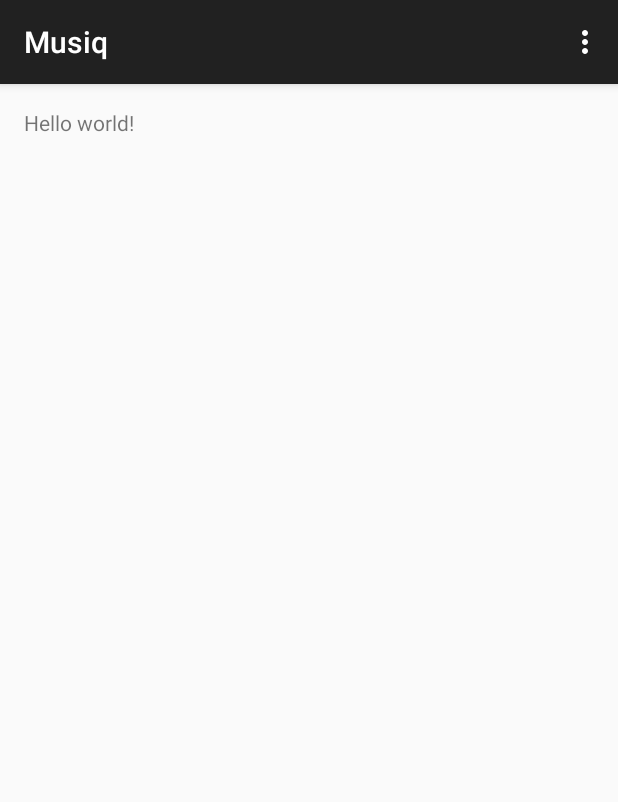
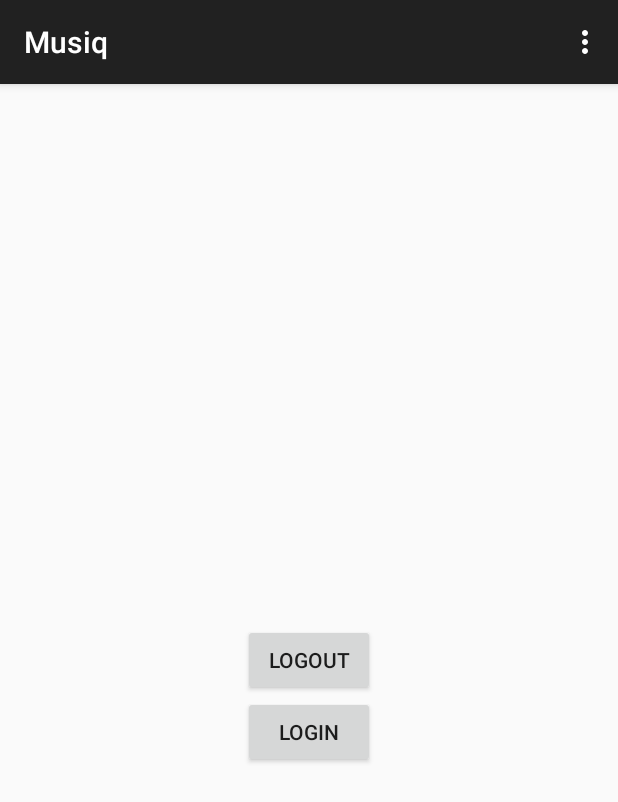
Before and after one commit to sammoh94/Add-that-Song, an Android app: the screen it shows after launch (MainActivity), on a phone screen of 412 x 824 dp. Shown: the top 802 px of the screen. Run offline under Robolectric (Android 15) with nearby library versions, the phone set to English and light mode, and no system bars; libraries missing offline, so code that uses them is left out: com.spotify.sdk, kaaes.spotify.webapi, retrofit.client; 3 statements that could not run were skipped.

Commit message:
Added a simple login and logout page. Need to finish creating a new playlist

```diff
--- a/app/src/main/java/android/fun/musiq/MainActivity.java
+++ b/app/src/main/java/android/fun/musiq/MainActivity.java
@@ -6,14 +6,21 @@ import android.os.Bundle;
 import android.util.Log;
 import android.view.Menu;
 import android.view.MenuItem;
+import android.view.View;
+import android.widget.Button;
 import android.widget.Toast;
 
 import com.spotify.sdk.android.authentication.AuthenticationClient;
 import com.spotify.sdk.android.authentication.AuthenticationRequest;
 import com.spotify.sdk.android.authentication.AuthenticationResponse;
 
+import java.util.List;
+import java.util.concurrent.atomic.AtomicBoolean;
+
 import kaaes.spotify.webapi.android.SpotifyApi;
 import kaaes.spotify.webapi.android.SpotifyService;
+import kaaes.spotify.webapi.android.models.Pager;
+import kaaes.spotify.webapi.android.models.PlaylistSimple;
 import kaaes.spotify.webapi.android.models.UserPrivate;
 import retrofit.Callback;
 import retrofit.RetrofitError;
@@ -21,10 +28,15 @@ import retrofit.client.Response;
 
 
 public class MainActivity extends ActionBarActivity {
+    Button logoutBtn;
+    Button loginBtn;
     private static final String CLIENT_ID = "55b994fa86d84e5d8847d58f1b3b1707";
     private static final int REQUEST_CODE = 1337;
     private static final String REDIRECT_URI = "add-that-song://callback";
     private final SpotifyApi spotifyApi = new SpotifyApi();
+    private final SpotifyService service = spotifyApi.getService();
+    private AtomicBoolean hasDoresoPlaylist = new AtomicBoolean(false);
+    private String userId = "";
 
     @Override
     protected void onCreate(Bundle savedInstanceState) {
@@ -34,9 +46,24 @@ public class MainActivity extends ActionBarActivity {
                 new AuthenticationRequest.Builder(CLIENT_ID, AuthenticationResponse.Type.TOKEN, REDIRECT_URI);
 
         builder.setScopes(new String[]{"user-read-private"});
-        AuthenticationRequest request = builder.build();
+        final AuthenticationRequest request = builder.build();
 
-        AuthenticationClient.openLoginActivity(this, REQUEST_CODE, request);
+        loginBtn = (Button) findViewById(R.id.loginBtn);
+        loginBtn.setOnClickListener(new View.OnClickListener() {
+            @Override
+            public void onClick(View v) {
+                AuthenticationClient.openLoginActivity(MainActivity.this, REQUEST_CODE, request);
+            }
+        });
+
+        logoutBtn = (Button) findViewById(R.id.logoutBtn);
+        logoutBtn.setOnClickListener(new View.OnClickListener() {
+            @Override
+            public void onClick(View v) {
+                AuthenticationClient.logout(getApplicationContext());
+            }
+        });
+
     }
 
     @Override
@@ -88,11 +115,11 @@ public class MainActivity extends ActionBarActivity {
 
     private void getCurrentUserId(String token) {
         spotifyApi.setAccessToken(token);
-        SpotifyService service = spotifyApi.getService();
         service.getMe(new Callback<UserPrivate>() {
             @Override
             public void success(UserPrivate user, Response response) {
-                Log.d("Album success", user.id);
+                userId = user.id;
+                Log.d("User id is: ", userId);
             }
 
             @Override
@@ -101,4 +128,30 @@ public class MainActivity extends ActionBarActivity {
             }
         });
     }
+
+    private void createPlaylist(String userId, String token) {
+
+    }
+
+    private void checkForPlaylist(String userId, String token) {
+        spotifyApi.setAccessToken(token);
+        service.getPlaylists(userId, new Callback<Pager<PlaylistSimple>>() {
+            @Override
+            public void success(Pager<PlaylistSimple> playlistSimplePager, Response response) {
+                List<PlaylistSimple> playlists = playlistSimplePager.items;
+                for (PlaylistSimple playlist: playlists) {
+                    if (playlist.name == "Doreso songs") {
+                        hasDoresoPlaylist.set(true);
+                    }
+                }
+            }
+
+            @Override
+            public void failure(RetrofitError error) {
+                Log.d("Couldn't get playlists", error.toString());
+            }
+        });
+    }
+
+
 }
--- a/app/src/main/res/layout/activity_main.xml
+++ b/app/src/main/res/layout/activity_main.xml
@@ -5,7 +5,19 @@
     android:paddingTop="@dimen/activity_vertical_margin"
     android:paddingBottom="@dimen/activity_vertical_margin" tools:context=".MainActivity">
 
-    <TextView android:text="@string/hello_world" android:layout_width="wrap_content"
-        android:layout_height="wrap_content" />
+    <Button
+        android:layout_width="wrap_content"
+        android:layout_height="wrap_content"
+        android:text="@string/logout"
+        android:id="@+id/logoutBtn"
+        android:layout_centerVertical="true"
+        android:layout_centerHorizontal="true" />
 
+    <Button
+        android:layout_width="wrap_content"
+        android:layout_height="wrap_content"
+        android:text="@string/login"
+        android:id="@+id/loginBtn"
+        android:layout_below="@+id/logoutBtn"
+        android:layout_centerHorizontal="true" />
 </RelativeLayout>
--- a/app/src/main/res/values/strings.xml
+++ b/app/src/main/res/values/strings.xml
@@ -3,4 +3,6 @@
 
     <string name="hello_world">Hello world!</string>
     <string name="action_settings">Settings</string>
+    <string name="logout">Logout</string>
+    <string name="login">Login</string>
 </resources>
```
